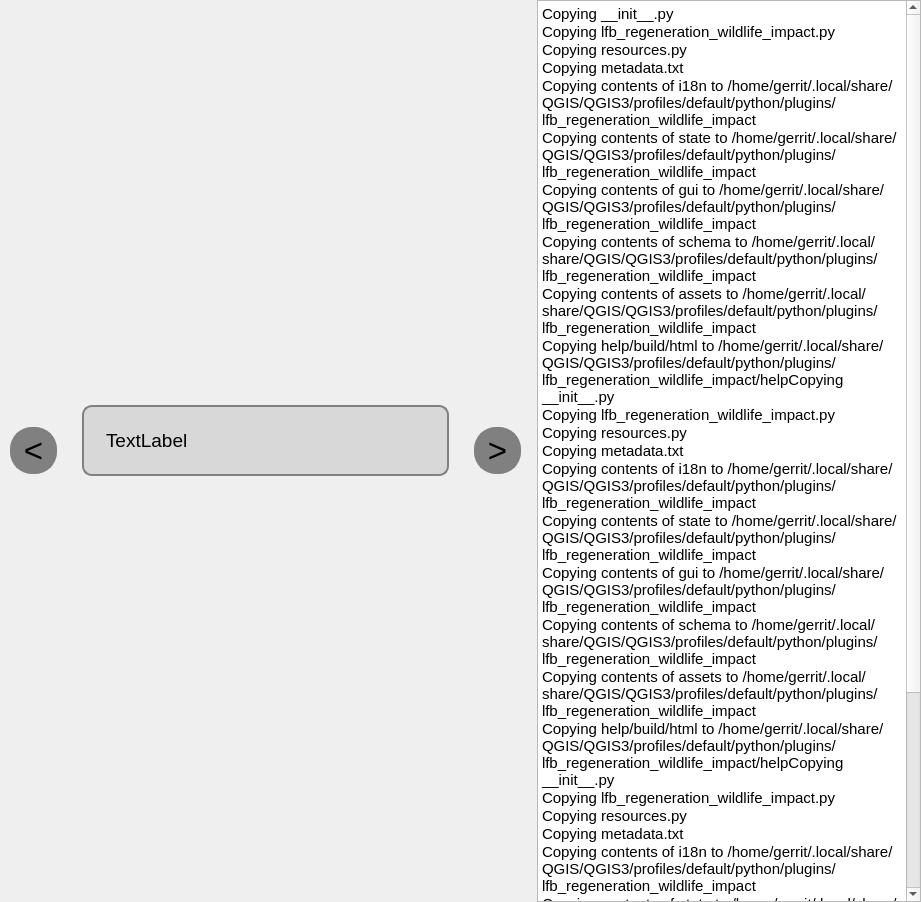
First picture: the form in lfb_regeneration_wildlife_impact/gui/form/views/tab_default.ui, repository b-lack/qgis-fim-plugin, before the edit.
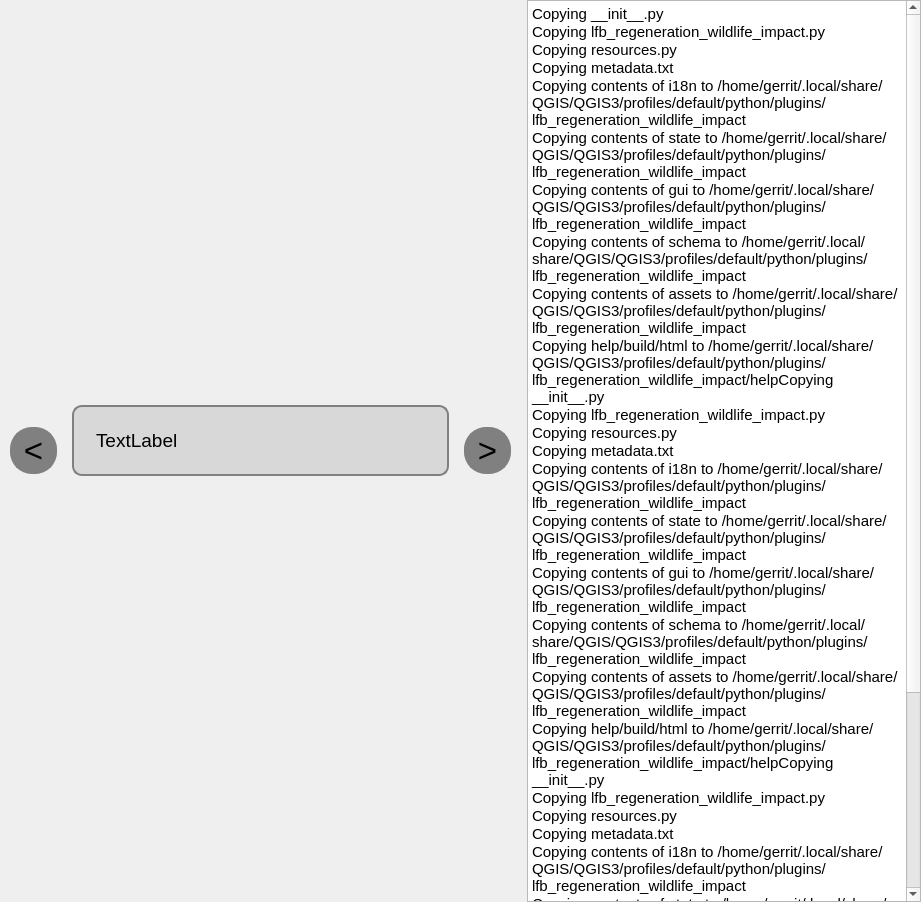
Second picture: the form after the edit.

The edit to the form file:
```diff
--- a/lfb_regeneration_wildlife_impact/gui/form/views/tab_default.ui
+++ b/lfb_regeneration_wildlife_impact/gui/form/views/tab_default.ui
@@ -40,7 +40,7 @@
       </font>
      </property>
      <property name="styleSheet">
-      <string notr="true">margin: 10px;
+      <string notr="true">margin-left: 10px;
 padding: 10px;
 border-radius: 22px;
 border: 2px solid grey;
@@ -90,7 +90,7 @@
        <rect>
         <x>0</x>
         <y>0</y>
-        <width>385</width>
+        <width>395</width>
         <height>902</height>
        </rect>
       </property>
@@ -177,7 +177,7 @@
       </font>
      </property>
      <property name="styleSheet">
-      <string notr="true">margin: 10px;
+      <string notr="true">margin-right: 10px;
 padding: 10px;
 border-radius: 22px;
 border: 2px solid grey;
@@ -188,6 +188,9 @@
      <property name="text">
       <string>&gt;</string>
      </property>
+     <property name="autoRaise">
+      <bool>false</bool>
+     </property>
     </widget>
    </item>
    <item>
```
